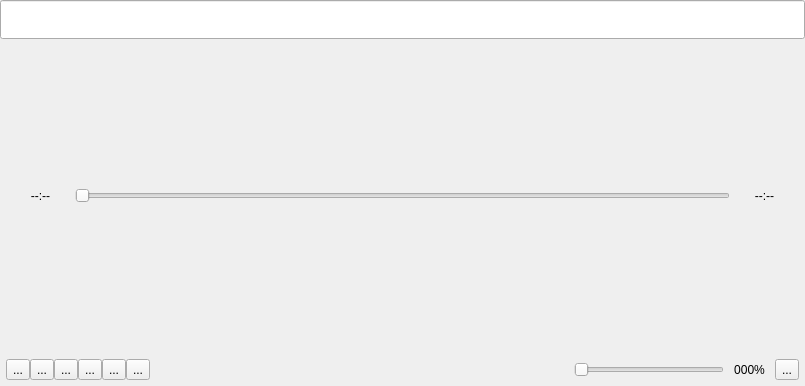
The window that src/gui/widgets/playercontrols.ui (ripose-jp/Memento) describes before a commit, drawn with Qt 5.
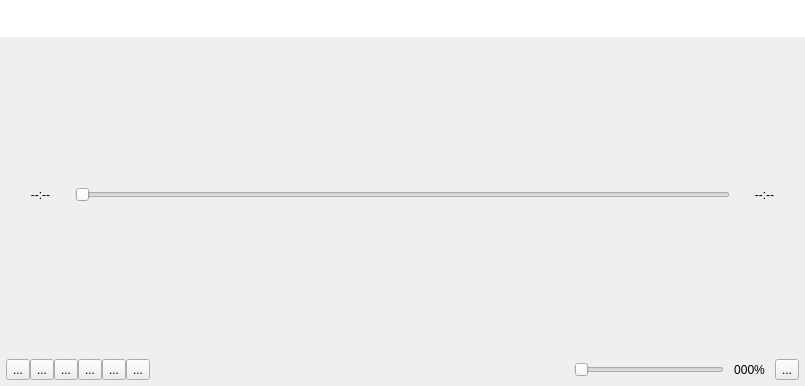
The same window after the commit. Icons and pictures are not drawn. Custom widgets are drawn as their Qt base class.

Patch:
```diff
--- a/src/gui/widgets/playercontrols.ui
+++ b/src/gui/widgets/playercontrols.ui
@@ -50,6 +50,9 @@
      <property name="focusPolicy">
       <enum>Qt::NoFocus</enum>
      </property>
+     <property name="frame">
+      <bool>false</bool>
+     </property>
      <property name="alignment">
       <set>Qt::AlignCenter</set>
      </property>
```
